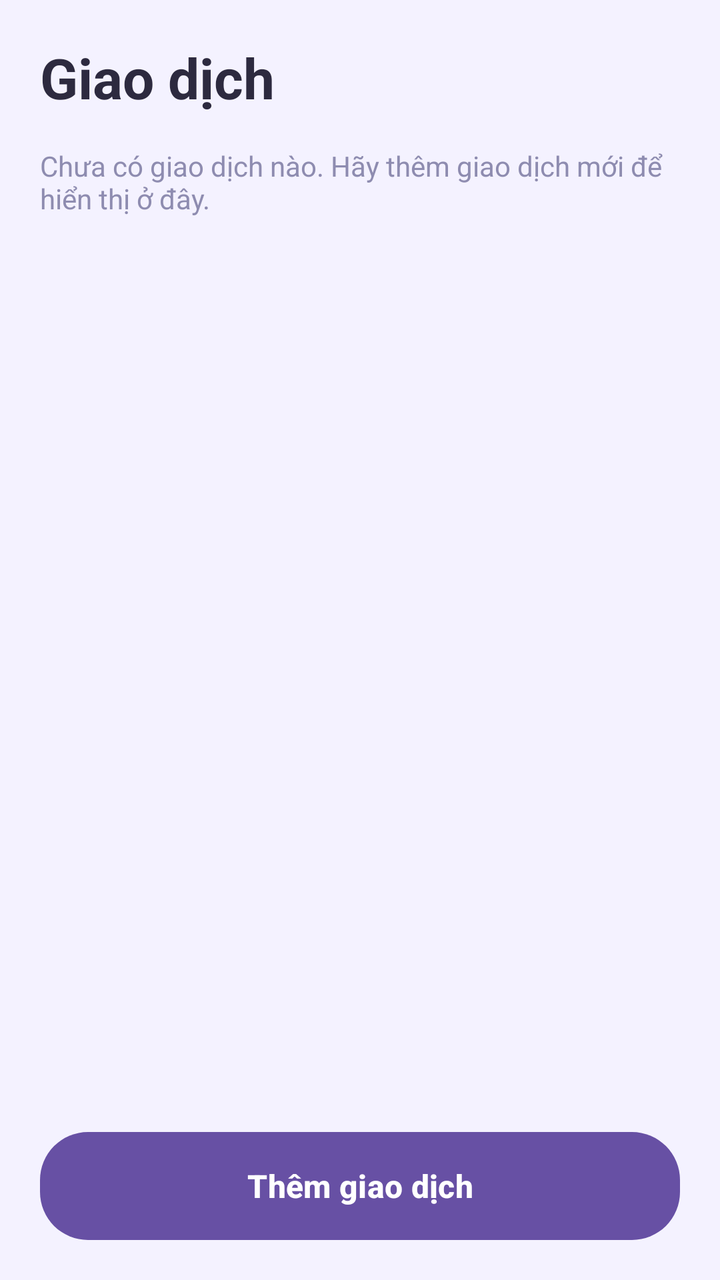
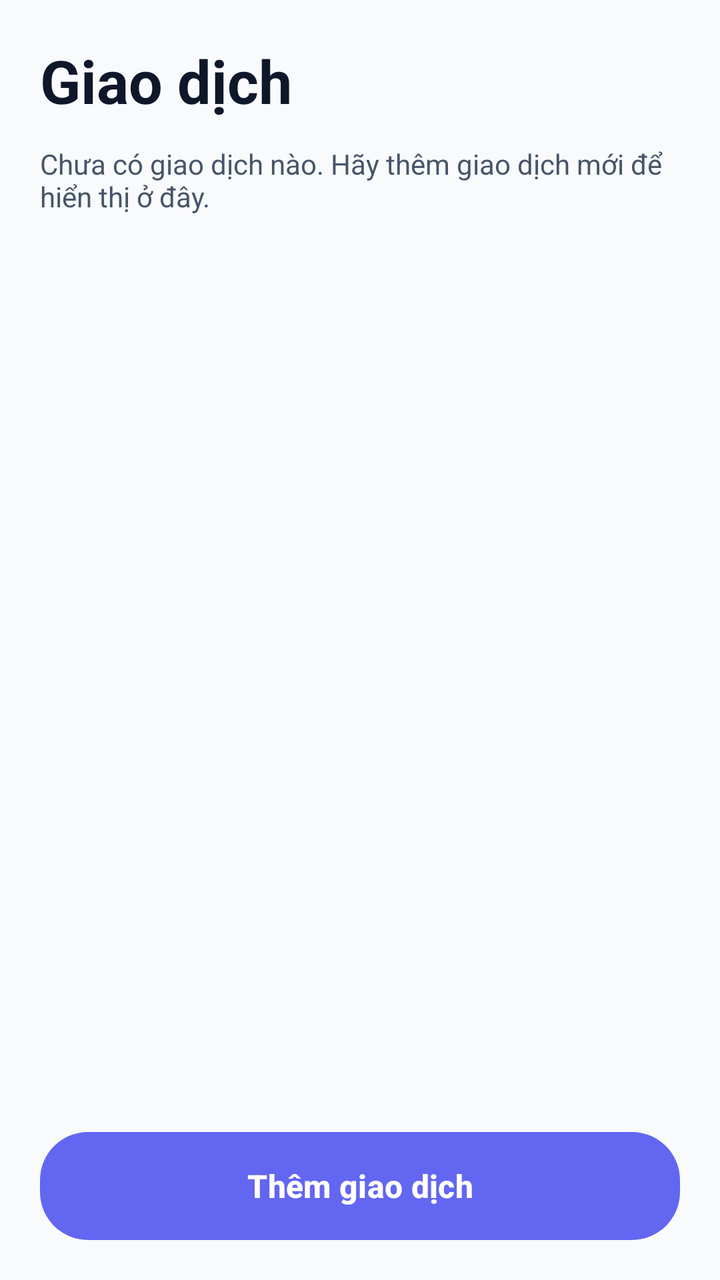

Two renders of the same Android screen: before a commit and after it. Below are the layout's source before the change and the commit's diff.
<!-- AndroidManifest.xml: application theme Theme.MyApplication -->
<!-- res/layout/activity_transactions.xml -->
<?xml version="1.0" encoding="utf-8"?>
<LinearLayout xmlns:android="http://schemas.android.com/apk/res/android"
    android:layout_width="match_parent"
    android:layout_height="match_parent"
    android:background="@color/app_background"
    android:orientation="vertical"
    android:padding="20dp">

    <TextView
        android:layout_width="wrap_content"
        android:layout_height="wrap_content"
        android:text="@string/transactions_title"
        android:textColor="@color/text_primary"
        android:textSize="28sp"
        android:textStyle="bold" />

    <TextView
        android:id="@+id/tvEmptyState"
        android:layout_width="wrap_content"
        android:layout_height="wrap_content"
        android:layout_marginTop="16dp"
        android:text="@string/transactions_empty"
        android:textColor="@color/text_secondary"
        android:textSize="14sp" />

    <androidx.recyclerview.widget.RecyclerView
        android:id="@+id/recyclerTransactions"
        android:layout_width="match_parent"
        android:layout_height="0dp"
        android:layout_marginTop="16dp"
        android:layout_weight="1"
        android:clipToPadding="false"
        android:paddingBottom="12dp" />

    <Button
        android:id="@+id/btnAddTransaction"
        android:layout_width="match_parent"
        android:layout_height="54dp"
        android:layout_marginTop="24dp"
        android:background="@drawable/bg_button_primary"
        android:text="@string/transactions_add_button"
        android:textAllCaps="false"
        android:textColor="@color/white"
        android:textSize="16sp"
        android:textStyle="bold" />
</LinearLayout>
<!-- resources referenced by this layout -->
<resources>
  <color name="app_background">#F4F2FF</color>
  <color name="text_primary">#2D2A3F</color>
  <color name="text_secondary">#8E8CB0</color>
  <color name="white">#FFFFFFFF</color>
  <!-- drawable bg_button_primary (drawable) -->
  <?xml version="1.0" encoding="utf-8"?>
  <shape xmlns:android="http://schemas.android.com/apk/res/android">
      <gradient
          android:angle="0"
          android:endColor="#7B6DFF"
          android:startColor="#5F55FF" />
      <corners android:radius="24dp" />
  </shape>
  <string name="transactions_add_button">Thêm giao dịch</string>
  <string name="transactions_empty">Chưa có giao dịch nào. Hãy thêm giao dịch mới để hiển thị ở đây.</string>
  <string name="transactions_title">Giao dịch</string>
  <style name="Theme.MyApplication" parent="Base.Theme.MyApplication" />
  <style name="Base.Theme.MyApplication" parent="Theme.Material3.DayNight.NoActionBar">
          
          
      </style>
</resources>

<!-- the commit's change to res/layout/activity_transactions.xml (unified diff, before → after) -->
@@ -11,14 +11,14 @@
         android:layout_height="wrap_content"
         android:text="@string/transactions_title"
         android:textColor="@color/text_primary"
-        android:textSize="28sp"
+        android:textSize="30sp"
         android:textStyle="bold" />
 
     <TextView
         android:id="@+id/tvEmptyState"
         android:layout_width="wrap_content"
         android:layout_height="wrap_content"
-        android:layout_marginTop="16dp"
+        android:layout_marginTop="12dp"
         android:text="@string/transactions_empty"
         android:textColor="@color/text_secondary"
         android:textSize="14sp" />
@@ -30,13 +30,13 @@
         android:layout_marginTop="16dp"
         android:layout_weight="1"
         android:clipToPadding="false"
-        android:paddingBottom="12dp" />
+        android:paddingBottom="16dp" />
 
     <Button
         android:id="@+id/btnAddTransaction"
         android:layout_width="match_parent"
         android:layout_height="54dp"
-        android:layout_marginTop="24dp"
+        android:layout_marginTop="20dp"
         android:background="@drawable/bg_button_primary"
         android:text="@string/transactions_add_button"
         android:textAllCaps="false"
<!-- resource entries referenced after the edit -->
@@ -1,25 +1,31 @@
 <!-- resources referenced by this layout -->
 <resources>
-  <color name="app_background">#F4F2FF</color>
-  <color name="text_primary">#2D2A3F</color>
-  <color name="text_secondary">#8E8CB0</color>
+  <color name="app_background">#F8FAFC</color>
+  <color name="text_primary">#0F172A</color>
+  <color name="text_secondary">#475569</color>
   <color name="white">#FFFFFFFF</color>
   <!-- drawable bg_button_primary (drawable) -->
   <?xml version="1.0" encoding="utf-8"?>
   <shape xmlns:android="http://schemas.android.com/apk/res/android">
       <gradient
           android:angle="0"
-          android:endColor="#7B6DFF"
-          android:startColor="#5F55FF" />
+          android:endColor="@color/accent_purple"
+          android:startColor="@color/primary_blue" />
       <corners android:radius="24dp" />
   </shape>
   <string name="transactions_add_button">Thêm giao dịch</string>
   <string name="transactions_empty">Chưa có giao dịch nào. Hãy thêm giao dịch mới để hiển thị ở đây.</string>
   <string name="transactions_title">Giao dịch</string>
   <style name="Theme.MyApplication" parent="Base.Theme.MyApplication" />
+  <color name="accent_purple">#8B5CF6</color>
+  <color name="primary_blue">#6366F1</color>
   <style name="Base.Theme.MyApplication" parent="Theme.Material3.DayNight.NoActionBar">
-          
-          
+          <item name="colorPrimary">@color/primary_blue</item>
+          <item name="colorSecondary">@color/accent_purple</item>
+          <item name="android:statusBarColor">@android:color/transparent</item>
+          <item name="android:navigationBarColor">@color/card_background</item>
+          <item name="android:windowBackground">@color/app_background</item>
       </style>
+  <color name="card_background">#FFFFFF</color>
 </resources>
 
